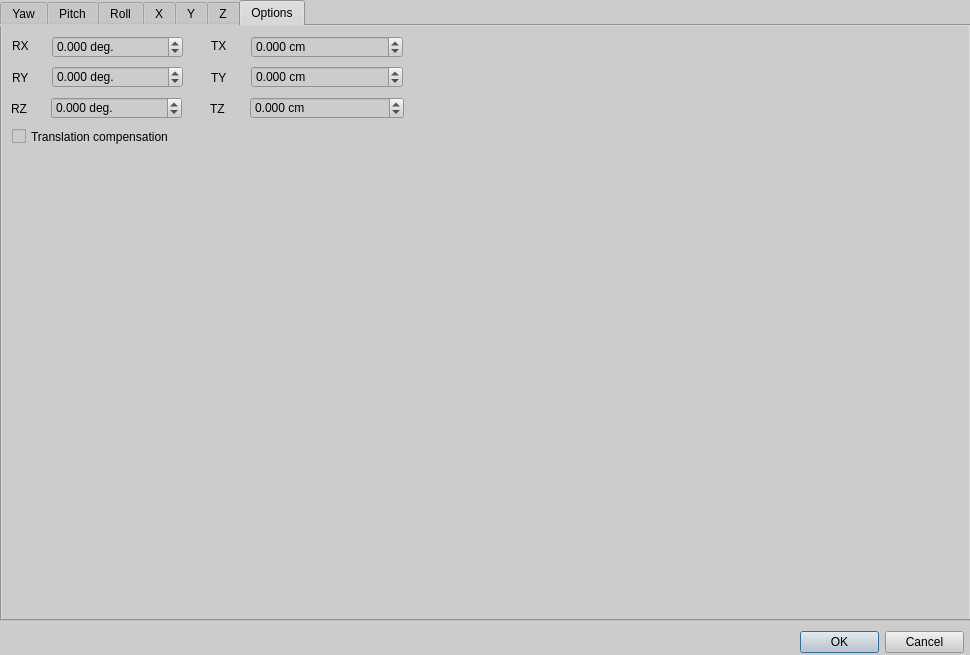
Above: facetracknoir/ftnoir_curves.ui from opentrack/opentrack before the change. Below: the same form after it.
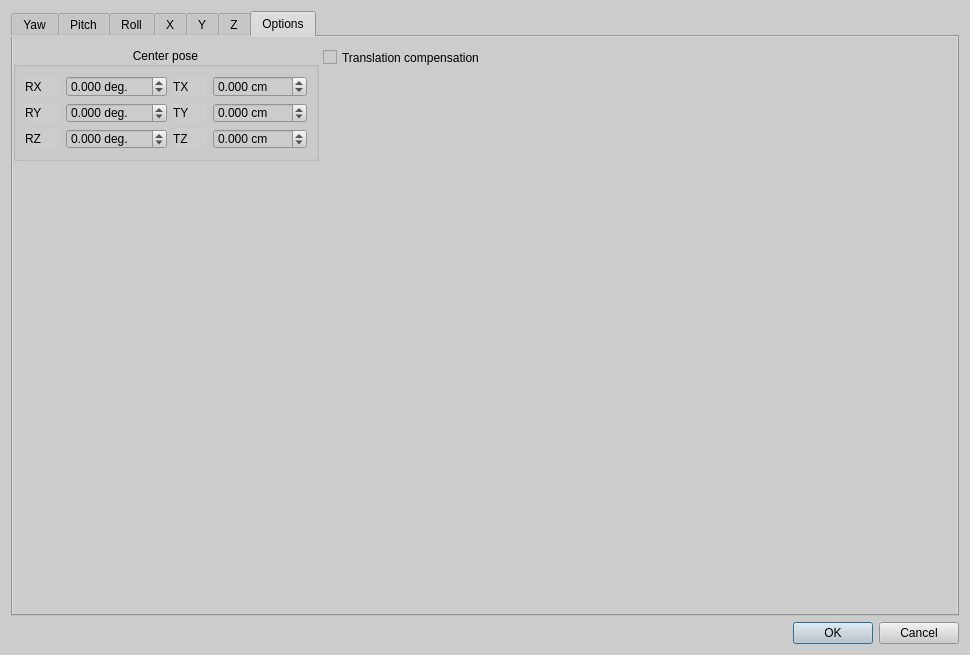
That is the form after the change. Icons and pictures are not drawn. Custom widgets are drawn as their Qt base class.

Commit message: curves: group sensibly, as to avoid user confusion

What changed in the file:
```diff
--- a/facetracknoir/ftnoir_curves.ui
+++ b/facetracknoir/ftnoir_curves.ui
@@ -29,15 +29,9 @@
   <property name="styleSheet">
    <string notr="true">background-color: #ccc;</string>
   </property>
+  <layout class="QGridLayout" name="gridLayout_2">
+   <item row="0" column="0">
   <widget class="QTabWidget" name="tabWidget">
-   <property name="geometry">
-    <rect>
-     <x>0</x>
-     <y>0</y>
-     <width>971</width>
-     <height>621</height>
-    </rect>
-   </property>
    <property name="styleSheet">
     <string notr="true">background-color: #ccc;</string>
    </property>
@@ -585,54 +579,56 @@
     <attribute name="title">
      <string>Options</string>
     </attribute>
-    <widget class="QLabel" name="label">
+      <widget class="QCheckBox" name="checkBox">
      <property name="geometry">
       <rect>
-       <x>10</x>
-       <y>44</y>
-       <width>35</width>
-       <height>16</height>
-      </rect>
-     </property>
+         <x>310</x>
+         <y>10</y>
+         <width>192</width>
+         <height>21</height>
+        </rect>
+       </property>
+       <property name="sizePolicy">
+        <sizepolicy hsizetype="Preferred" vsizetype="Preferred">
+         <horstretch>0</horstretch>
+         <verstretch>0</verstretch>
+        </sizepolicy>
+       </property>
      <property name="text">
-      <string>RY</string>
-     </property>
-    </widget>
+        <string>Translation compensation</string>
+       </property>
+      </widget>
+      <widget class="QGroupBox" name="groupBox">
+       <property name="geometry">
+        <rect>
+         <x>0</x>
+         <y>10</y>
+         <width>306</width>
+         <height>114</height>
+        </rect>
+       </property>
+       <property name="title">
+        <string>Center pose</string>
+       </property>
+       <property name="alignment">
+        <set>Qt::AlignCenter</set>
+       </property>
+       <property name="flat">
+        <bool>true</bool>
+       </property>
+       <property name="checkable">
+        <bool>false</bool>
+       </property>
+       <layout class="QGridLayout" name="gridLayout">
+        <item row="0" column="0">
     <widget class="QLabel" name="label_2">
-     <property name="geometry">
-      <rect>
-       <x>10</x>
-       <y>10</y>
-       <width>34</width>
-       <height>20</height>
-      </rect>
-     </property>
      <property name="text">
       <string>RX</string>
      </property>
     </widget>
-    <widget class="QLabel" name="label_3">
-     <property name="geometry">
-      <rect>
-       <x>9</x>
-       <y>75</y>
-       <width>33</width>
-       <height>16</height>
-      </rect>
-     </property>
-     <property name="text">
-      <string>RZ</string>
-     </property>
-    </widget>
+        </item>
+        <item row="0" column="1">
     <widget class="QDoubleSpinBox" name="pos_rx">
-     <property name="geometry">
-      <rect>
-       <x>50</x>
-       <y>10</y>
-       <width>131</width>
-       <height>22</height>
-      </rect>
-     </property>
      <property name="suffix">
       <string> deg.</string>
      </property>
@@ -646,72 +642,16 @@
       <double>180.000000000000000</double>
      </property>
     </widget>
-    <widget class="QDoubleSpinBox" name="pos_ry">
-     <property name="geometry">
-      <rect>
-       <x>50</x>
-       <y>40</y>
-       <width>131</width>
-       <height>22</height>
-      </rect>
-     </property>
-     <property name="suffix">
-      <string> deg.</string>
-     </property>
-     <property name="decimals">
-      <number>3</number>
-     </property>
-     <property name="minimum">
-      <double>-180.000000000000000</double>
-     </property>
-     <property name="maximum">
-      <double>180.000000000000000</double>
-     </property>
-    </widget>
-    <widget class="QDoubleSpinBox" name="pos_rz">
-     <property name="geometry">
-      <rect>
-       <x>49</x>
-       <y>71</y>
-       <width>131</width>
-       <height>22</height>
-      </rect>
-     </property>
-     <property name="suffix">
-      <string> deg.</string>
-     </property>
-     <property name="decimals">
-      <number>3</number>
-     </property>
-     <property name="minimum">
-      <double>-180.000000000000000</double>
-     </property>
-     <property name="maximum">
-      <double>180.000000000000000</double>
-     </property>
-    </widget>
+        </item>
+        <item row="0" column="2">
     <widget class="QLabel" name="label_4">
-     <property name="geometry">
-      <rect>
-       <x>209</x>
-       <y>10</y>
-       <width>32</width>
-       <height>20</height>
-      </rect>
-     </property>
      <property name="text">
       <string>TX</string>
      </property>
     </widget>
+        </item>
+        <item row="0" column="3">
     <widget class="QDoubleSpinBox" name="pos_tx">
-     <property name="geometry">
-      <rect>
-       <x>249</x>
-       <y>10</y>
-       <width>152</width>
-       <height>22</height>
-      </rect>
-     </property>
      <property name="suffix">
       <string> cm</string>
      </property>
@@ -725,110 +665,112 @@
       <double>100.000000000000000</double>
      </property>
     </widget>
-    <widget class="QDoubleSpinBox" name="pos_ty">
-     <property name="geometry">
-      <rect>
-       <x>249</x>
-       <y>40</y>
-       <width>152</width>
-       <height>22</height>
-      </rect>
-     </property>
-     <property name="suffix">
-      <string> cm</string>
-     </property>
-     <property name="decimals">
-      <number>3</number>
-     </property>
-     <property name="minimum">
-      <double>-100.000000000000000</double>
-     </property>
-     <property name="maximum">
-      <double>100.000000000000000</double>
-     </property>
-    </widget>
-    <widget class="QDoubleSpinBox" name="pos_tz">
-     <property name="geometry">
-      <rect>
-       <x>248</x>
-       <y>71</y>
-       <width>154</width>
-       <height>22</height>
-      </rect>
-     </property>
+        </item>
+        <item row="1" column="0">
+         <widget class="QLabel" name="label">
+          <property name="text">
+           <string>RY</string>
+          </property>
+         </widget>
+        </item>
+        <item row="1" column="1">
+         <widget class="QDoubleSpinBox" name="pos_ry">
      <property name="suffix">
-      <string> cm</string>
+           <string> deg.</string>
      </property>
      <property name="decimals">
       <number>3</number>
      </property>
      <property name="minimum">
-      <double>-100.000000000000000</double>
+           <double>-180.000000000000000</double>
      </property>
      <property name="maximum">
-      <double>100.000000000000000</double>
-     </property>
-    </widget>
+           <double>180.000000000000000</double>
+          </property>
+         </widget>
+        </item>
+        <item row="1" column="2">
     <widget class="QLabel" name="label_5">
-     <property name="geometry">
-      <rect>
-       <x>209</x>
-       <y>44</y>
-       <width>32</width>
-       <height>16</height>
-      </rect>
-     </property>
      <property name="text">
       <string>TY</string>
      </property>
     </widget>
+        </item>
+        <item row="1" column="3">
+         <widget class="QDoubleSpinBox" name="pos_ty">
+          <property name="suffix">
+           <string> cm</string>
+          </property>
+          <property name="decimals">
+           <number>3</number>
+          </property>
+          <property name="minimum">
+           <double>-100.000000000000000</double>
+          </property>
+          <property name="maximum">
+           <double>100.000000000000000</double>
+          </property>
+         </widget>
+        </item>
+        <item row="2" column="0">
+         <widget class="QLabel" name="label_3">
+          <property name="text">
+           <string>RZ</string>
+          </property>
+         </widget>
+        </item>
+        <item row="2" column="1">
+         <widget class="QDoubleSpinBox" name="pos_rz">
+          <property name="suffix">
+           <string> deg.</string>
+          </property>
+          <property name="decimals">
+           <number>3</number>
+          </property>
+          <property name="minimum">
+           <double>-180.000000000000000</double>
+          </property>
+          <property name="maximum">
+           <double>180.000000000000000</double>
+          </property>
+         </widget>
+        </item>
+        <item row="2" column="2">
     <widget class="QLabel" name="label_6">
-     <property name="geometry">
-      <rect>
-       <x>208</x>
-       <y>75</y>
-       <width>35</width>
-       <height>16</height>
-      </rect>
-     </property>
      <property name="text">
       <string>TZ</string>
      </property>
     </widget>
-    <widget class="QCheckBox" name="checkBox">
-     <property name="geometry">
-      <rect>
-       <x>10</x>
-       <y>100</y>
-       <width>192</width>
-       <height>21</height>
-      </rect>
-     </property>
-     <property name="sizePolicy">
-      <sizepolicy hsizetype="Preferred" vsizetype="Preferred">
-       <horstretch>0</horstretch>
-       <verstretch>0</verstretch>
-      </sizepolicy>
-     </property>
-     <property name="text">
-      <string>Translation compensation</string>
-     </property>
-    </widget>
-   </widget>
-  </widget>
+        </item>
+        <item row="2" column="3">
+         <widget class="QDoubleSpinBox" name="pos_tz">
+          <property name="suffix">
+           <string> cm</string>
+          </property>
+          <property name="decimals">
+           <number>3</number>
+          </property>
+          <property name="minimum">
+           <double>-100.000000000000000</double>
+          </property>
+          <property name="maximum">
+           <double>100.000000000000000</double>
+          </property>
+         </widget>
+        </item>
+       </layout>
+      </widget>
+     </widget>
+    </widget>
+   </item>
+   <item row="1" column="0">
   <widget class="QDialogButtonBox" name="buttonBox">
-   <property name="geometry">
-    <rect>
-     <x>800</x>
-     <y>630</y>
-     <width>164</width>
-     <height>25</height>
-    </rect>
-   </property>
    <property name="standardButtons">
     <set>QDialogButtonBox::Cancel|QDialogButtonBox::Ok</set>
    </property>
   </widget>
+   </item>
+  </layout>
  </widget>
  <customwidgets>
   <customwidget>
```
Lines whose indentation alone changed are shown as unchanged.
